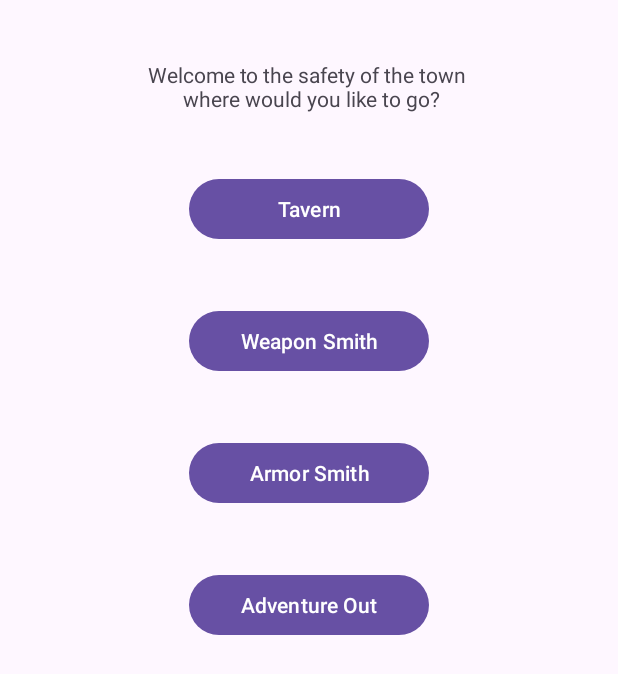
After one commit to NikolaChachev/NBU, an Android app: the layout fragment_town_center.xml on its own in the app's theme, with its tools: preview values and no code run, on a phone screen of 412 x 824 dp. The commit adds this screen. Shown: the top 674 px of the screen. Run offline under Robolectric (Android 15) with nearby library versions, the phone set to English and light mode, and no system bars.

Commit message:
Create Town center functionality and tavern as it is simple to implement. Prepare logic for the shops of the armor smith and weapon smith

```diff
--- a/app/src/main/java/com/example/nbu/mvvm/fragment/AbstractFragment.java
+++ b/app/src/main/java/com/example/nbu/mvvm/fragment/AbstractFragment.java
@@ -44,7 +44,7 @@ public abstract class AbstractFragment<B extends ViewDataBinding, VM extends Abs
     //endregion
 
     protected void createShortToast(String text) {
-        Toast.makeText(getContext(), text, Toast.LENGTH_LONG).show();
+        Toast.makeText(getContext(), text, Toast.LENGTH_SHORT).show();
     }
 
     protected void createShortToast(@StringRes int stringRes) {
--- a/app/src/main/java/com/example/nbu/presentation/inventory/Inventory.java
+++ b/app/src/main/java/com/example/nbu/presentation/inventory/Inventory.java
@@ -58,6 +58,10 @@ public class Inventory {
         this.gold += gold;
     }
 
+    public int getGold(){
+        return this.gold;
+    }
+
     public void addMany(List<Item> list) {
         if (list.size() + items.size() < 20) {
             items.addAll(list);
--- /dev/null
+++ b/app/src/main/res/layout/fragment_town_center.xml
@@ -0,0 +1,62 @@
+<?xml version="1.0" encoding="utf-8"?>
+<layout xmlns:app="http://schemas.android.com/apk/res-auto"
+    xmlns:tools="http://schemas.android.com/tools">
+
+    <androidx.constraintlayout.widget.ConstraintLayout xmlns:android="http://schemas.android.com/apk/res/android"
+        android:layout_width="match_parent"
+        android:layout_height="match_parent">
+
+        <TextView
+            android:id="@+id/town_center_welcome"
+            android:layout_width="match_parent"
+            android:layout_height="wrap_content"
+            android:layout_marginTop="40dp"
+            android:textAlignment="center"
+            app:layout_constraintEnd_toEndOf="parent"
+            app:layout_constraintStart_toStartOf="parent"
+            app:layout_constraintTop_toTopOf="parent"
+            tools:text="Welcome to the safety of the town \n where would you like to go?" />
+
+        <Button
+            android:id="@+id/town_center_tavern_button"
+            android:layout_width="160dp"
+            android:layout_height="wrap_content"
+            android:layout_marginTop="40dp"
+            android:text="@string/town_center_tavern_button_text"
+            app:layout_constraintEnd_toEndOf="parent"
+            app:layout_constraintStart_toStartOf="parent"
+            app:layout_constraintTop_toBottomOf="@id/town_center_welcome" />
+
+        <Button
+            android:id="@+id/town_center_weapon_smith_button"
+            android:layout_width="160dp"
+            android:layout_height="wrap_content"
+            android:layout_marginTop="40dp"
+            android:text="@string/town_center_weapon_smith_button_text"
+            app:layout_constraintEnd_toEndOf="parent"
+            app:layout_constraintStart_toStartOf="parent"
+            app:layout_constraintTop_toBottomOf="@id/town_center_tavern_button" />
+
+        <Button
+            android:id="@+id/town_center_armor_smith_button"
+            android:layout_width="160dp"
+            android:layout_height="wrap_content"
+            android:layout_marginTop="40dp"
+            android:text="@string/town_center_armor_smith_button_text"
+            app:layout_constraintEnd_toEndOf="parent"
+            app:layout_constraintStart_toStartOf="parent"
+            app:layout_constraintTop_toBottomOf="@id/town_center_weapon_smith_button" />
+
+        <Button
+            android:id="@+id/town_center_exit_town_button"
+            android:layout_width="160dp"
+            android:layout_height="wrap_content"
+            android:layout_marginTop="40dp"
+            android:text="@string/town_center_exit_town_button_text"
+            app:layout_constraintEnd_toEndOf="parent"
+            app:layout_constraintStart_toStartOf="parent"
+            app:layout_constraintTop_toBottomOf="@id/town_center_armor_smith_button" />
+
+    </androidx.constraintlayout.widget.ConstraintLayout>
+
+</layout>
--- a/app/src/main/res/values/strings.xml
+++ b/app/src/main/res/values/strings.xml
@@ -18,4 +18,12 @@
     <string name="summary_speed_increase_text">Speed</string>
     <string name="summary_points_remaining_text">points to spend: %1$d</string>
     <string name="summary_gold_and_exp_earned_text">You have earned %1$d gold and %2$d experience from this encounter.</string>
+    <string name="town_center_tavern_button_text">Tavern</string>
+    <string name="town_center_weapon_smith_button_text">Weapon Smith</string>
+    <string name="town_center_armor_smith_button_text">Armor Smith</string>
+    <string name="town_center_exit_town_button_text">Adventure Out</string>
+    <string name="tavern_description_text">If you wish to rest, you must pay 10 gold coins!</string>
+    <string name="tavern_rest_button_text">Rest</string>
+    <string name="tavern_see_stats_button_text">See stats</string>
+    <string name="tavern_leave_tavern_button_text">Leave Tavern</string>
 </resources>
```
Also changed, not shown: app/src/main/java/com/example/nbu/presentation/character/Adventurer.java (+11 -0 lines), app/src/main/java/com/example/nbu/presentation/town/TownCenterFragment.java (added, +57 -0 lines), app/src/main/java/com/example/nbu/presentation/town/shop/ShopFragment.java (added, +30 -0 lines), app/src/main/java/com/example/nbu/presentation/town/tavern/TavernFragment.java (added, +48 -0 lines), app/src/main/res/layout/fragment_tavern.xml (added, +46 -0 lines), app/src/main/res/layout/shop_fragment.xml (added, +10 -0 lines), app/src/main/res/menu/shop_item_menu.xml (added, +9 -0 lines).
